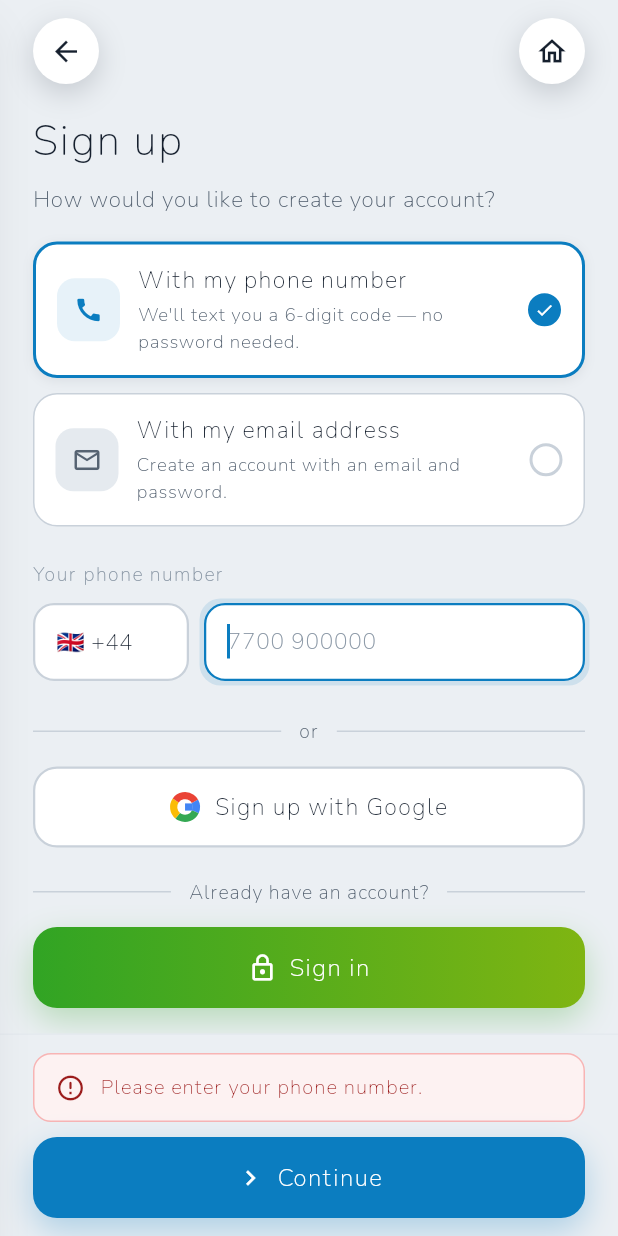
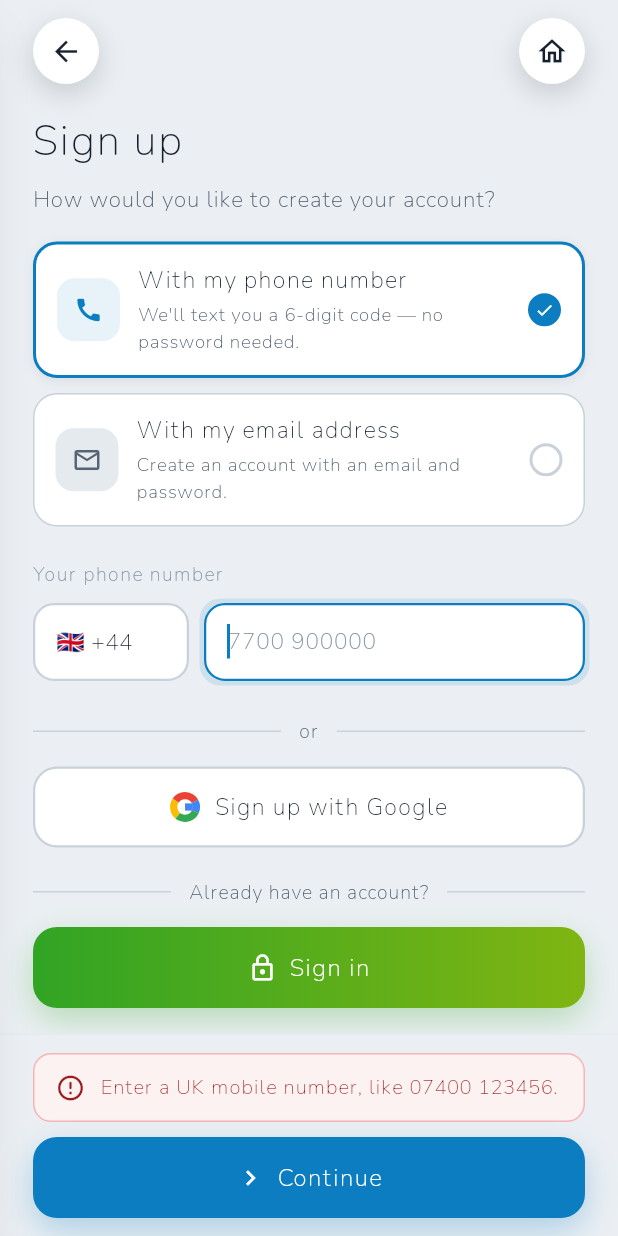
Before and after one commit to Mahfuzur-Rahman/mapcars_mobile_customer, a Flutter app: the EmailSignupScreen screen opened by its route, after a tap on "Continue", on a phone screen of 412 x 824 dp. Run offline on Flutter 3.47's test engine with Material 3 defaults, Android fonts, the phone set to English and light mode, and no system bars; our stand-ins replace connectivity_plus, dio, firebase_core, firebase_crashlytics, firebase_messaging, flutter_dotenv and 13 more; missing offline and left inert: signalr_netcore; accounts and stored records are empty; network calls fail.

Commit message:
fix(auth): send UK mobiles as +447…, never +4407…
Co-Authored-By: Claude Opus 5.5 <noreply@anthropic.com>

```diff
--- /dev/null
+++ b/lib/src/core/utils/uk_phone.dart
@@ -0,0 +1,24 @@
+/// UK mobile numbers as typed next to the fixed "+44" field.
+///
+/// This is the same rule as the web (`web/src/lib/phone.ts`) and the driver
+/// app. The API is still the authority: it repairs the same forms, and rejects
+/// anything that isn't a UK mobile.
+library;
+
+/// The national digits of a UK mobile ("7" + 9 digits), or null if [input]
+/// can't be one.
+String? ukMobileDigits(String input) {
+  var digits = input.replaceAll(RegExp(r'\D'), '');
+  if (digits.length == 12 && digits.startsWith('44')) digits = digits.substring(2);
+  if (digits.startsWith('0')) digits = digits.substring(1);
+  return RegExp(r'^7\d{9}$').hasMatch(digits) ? digits : null;
+}
+
+/// "+447400123456" for a valid UK mobile, or null.
+String? ukMobileE164(String input) {
+  final digits = ukMobileDigits(input);
+  return digits == null ? null : '+44$digits';
+}
+
+/// The part after "+44", for refilling the field next to the fixed prefix.
+String nationalPart(String e164) => e164.startsWith('+44') ? e164.substring(3) : e164;
--- a/lib/src/features/onboarding/presentation/email_signup_screen.dart
+++ b/lib/src/features/onboarding/presentation/email_signup_screen.dart
@@ -2,6 +2,7 @@ import 'package:flutter/material.dart';
 import 'package:flutter_riverpod/flutter_riverpod.dart';
 import 'package:go_router/go_router.dart';
 
+import '../../../core/utils/uk_phone.dart';
 import '../../../core/widgets/mc.dart';
 import '../../auth/providers/auth_notifier.dart';
 import '../../auth/services/apple_sign_in_service.dart';
@@ -44,13 +45,13 @@ class _EmailSignupScreenState extends ConsumerState<EmailSignupScreen> {
   }
 
   Future<void> _submitPhone() async {
-    final digits = _phoneCtrl.text.trim().replaceAll(' ', '').replaceAll('-', '');
-    if (digits.isEmpty) {
-      setState(() => _localError = 'Please enter your phone number.');
+    final phone = ukMobileE164(_phoneCtrl.text);
+    if (phone == null) {
+      setState(() => _localError = 'Enter a UK mobile number, like 07400 123456.');
       return;
     }
     setState(() => _localError = null);
-    final ok = await ref.read(authNotifierProvider.notifier).sendPhoneOtp('+44$digits');
+    final ok = await ref.read(authNotifierProvider.notifier).sendPhoneOtp(phone);
     if (ok && mounted) context.go('/otp');
   }
 
--- a/lib/src/features/onboarding/presentation/phone_screen.dart
+++ b/lib/src/features/onboarding/presentation/phone_screen.dart
@@ -2,6 +2,7 @@ import 'package:flutter/material.dart';
 import 'package:flutter_riverpod/flutter_riverpod.dart';
 import 'package:go_router/go_router.dart';
 
+import '../../../core/utils/uk_phone.dart';
 import '../../../core/widgets/mc.dart';
 import '../../auth/providers/auth_notifier.dart';
 import '../../auth/services/apple_sign_in_service.dart';
@@ -40,13 +41,13 @@ class _PhoneScreenState extends ConsumerState<PhoneScreen> {
   }
 
   Future<void> _continuePhone() async {
-    final digits = _phoneCtrl.text.trim().replaceAll(' ', '').replaceAll('-', '');
-    if (digits.isEmpty) {
-      setState(() => _localError = 'Please enter your phone number.');
+    final phone = ukMobileE164(_phoneCtrl.text);
+    if (phone == null) {
+      setState(() => _localError = 'Enter a UK mobile number, like 07400 123456.');
       return;
     }
     setState(() => _localError = null);
-    final ok = await ref.read(authNotifierProvider.notifier).sendPhoneOtp('+44$digits');
+    final ok = await ref.read(authNotifierProvider.notifier).sendPhoneOtp(phone);
     if (ok && mounted) context.go('/otp');
   }
 
```
Also changed, not shown: 1 other file.
